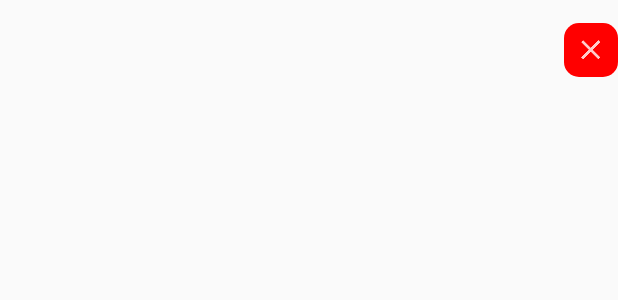
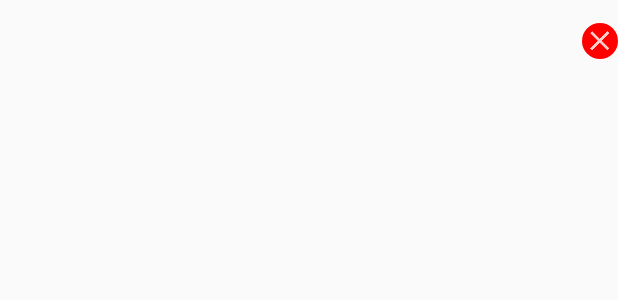
Before and after one commit to doganaygoren/SecurityApp, an Android app: the layout event_list_view.xml on its own in the app's theme, with its tools: preview values and no code run, on a phone screen of 412 x 824 dp. Shown: the top 300 px of the screen. Run offline under Robolectric (Android 15) with nearby library versions, the phone set to English and light mode, and no system bars.

Commit message:
Focus Fix

```diff
--- a/app/src/main/java/com/example/security/DatabaseHelper.java
+++ b/app/src/main/java/com/example/security/DatabaseHelper.java
@@ -52,6 +52,7 @@ public class DatabaseHelper extends SQLiteOpenHelper {
             return true;
     }
 
+    //Will be used for Settings
     public ArrayList<String> getAllEvents() {
         SQLiteDatabase database=this.getReadableDatabase();
         ArrayList<String> eventList=new ArrayList<>();
@@ -70,7 +71,7 @@ public class DatabaseHelper extends SQLiteOpenHelper {
     public Cursor getEvents(){
 
         SQLiteDatabase database=this.getReadableDatabase();
-        return database.rawQuery("SELECT * FROM " + TABLE_NAME,null);
+        return database.rawQuery("SELECT * FROM " + TABLE_NAME + " ORDER BY id DESC", null);
     }
 
     public void deleteEvent(int id){
--- a/app/src/main/res/drawable/delete_button.xml
+++ b/app/src/main/res/drawable/delete_button.xml
@@ -4,8 +4,8 @@
     <item>
         <shape android:shape="rectangle">
             <solid android:color="#ff0000" />
-            <size android:width="36dp" android:height="36dp"/>
-            <corners android:radius="10dp" />
+
+            <corners android:radius="100dp" />
         </shape>
     </item>
 
--- a/app/src/main/res/layout/activity_bluetooth.xml
+++ b/app/src/main/res/layout/activity_bluetooth.xml
@@ -6,7 +6,6 @@
     android:layout_height="match_parent"
     tools:context=".BluetoothActivity"
     android:background="#edffff"
-    android:descendantFocusability="blocksDescendants"
     >
 
 
--- a/app/src/main/res/layout/activity_settings.xml
+++ b/app/src/main/res/layout/activity_settings.xml
@@ -6,7 +6,6 @@
     android:layout_height="match_parent"
     tools:context=".SettingsActivity"
     android:background="#edffff"
-    android:descendantFocusability="blocksDescendants"
     >
 
 
--- a/app/src/main/res/layout/event_list_view.xml
+++ b/app/src/main/res/layout/event_list_view.xml
@@ -10,7 +10,7 @@
         android:layout_height="wrap_content"
         android:id="@+id/tvEvent"
         android:textStyle="bold"
-        android:textColor="#000000"
+        android:textColor="#ff0000"
         android:textSize="25sp"
         android:layout_marginStart="8dp"
         android:layout_marginTop="8dp"
```
